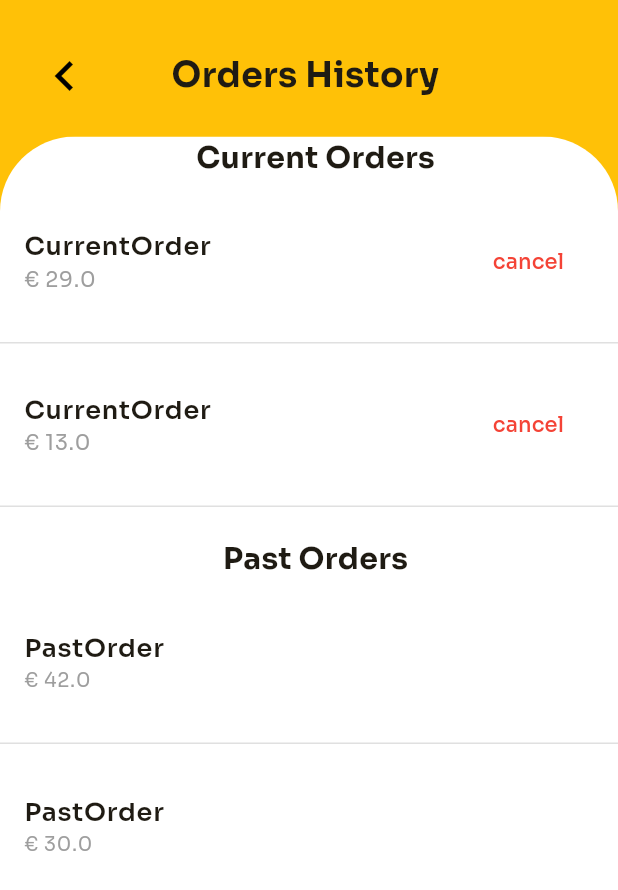
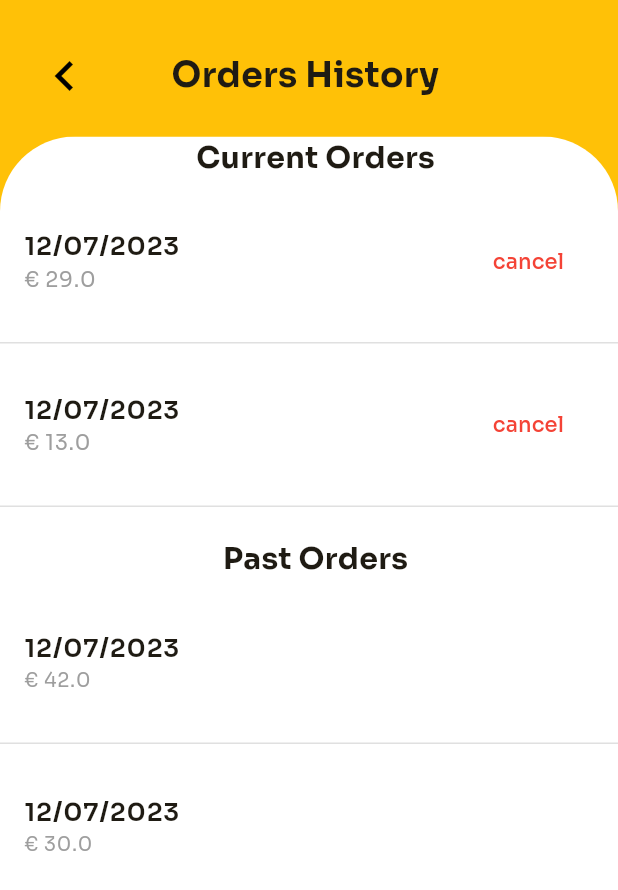
Before and after one commit to Matheo-delaunay/imt-framework-front, a Flutter app: the OrdersHistory screen opened directly, on a phone screen of 412 x 824 dp. Shown: the top 890 px of the screen. Run offline on Flutter 3.47's test engine with Material 2 defaults, Android fonts, the phone set to English and light mode, and no system bars; our stand-ins replace supercharged; missing offline and left inert: sa4_migration_kit.

Commit message:
fix: change text title into dates

```diff
--- a/lib/views/pages/orders_history.dart
+++ b/lib/views/pages/orders_history.dart
@@ -37,15 +37,15 @@ class _OrdersHistoryState extends State<OrdersHistory> {
                       child: ListView(
                         children: [
                           Text('\t Current Orders', style: TextStyle(fontSize: 20, fontWeight: FontWeight.bold),textAlign: TextAlign.center,),
-                          CurrentOrderTile(currentOrder: ['Pepperoni', 'Margherita'],price: 29),
+                          CurrentOrderTile(currentOrder: 'date',price: 29),
                           PageSeparator(),
-                          CurrentOrderTile(currentOrder: ['khukduhzk'], price: 13),
+                          CurrentOrderTile(currentOrder: 'date', price: 13),
                           PageSeparator(),
                           SizedBox(height: 20,),
                           Text('\t Past Orders', style: TextStyle(fontSize: 20, fontWeight: FontWeight.bold), textAlign: TextAlign.center,),
-                          PastOrderTile(pastOrders: ['jfdvcldf'],price: 42),
+                          PastOrderTile(pastOrders: 'date',price: 42),
                           PageSeparator(),
-                          PastOrderTile(pastOrders: ['kjcejkj'], price: 30,)
+                          PastOrderTile(pastOrders: 'date', price: 30,)
                         ],
 
 
--- a/lib/views/widgets/order_tile/current_order_tile_widget.dart
+++ b/lib/views/widgets/order_tile/current_order_tile_widget.dart
@@ -1,5 +1,4 @@
 import 'package:flutter/material.dart';
-
 
 class CurrentOrderTile extends StatelessWidget {
 
@@ -7,12 +6,14 @@ class CurrentOrderTile extends StatelessWidget {
   const CurrentOrderTile({super.key,
     required this.currentOrder, required this.price});
 
-  final List currentOrder;
+  final String currentOrder;
   final double price;
 
   @override
   Widget build(BuildContext context) {
-    return Card(
+    return GestureDetector(
+      onTap: () {},
+      child: Card(
             margin: EdgeInsets.only(top: 20),
             color: Colors.white,
             surfaceTintColor: Colors.white,
@@ -23,7 +24,7 @@ class CurrentOrderTile extends StatelessWidget {
                   child: Column(
                     crossAxisAlignment: CrossAxisAlignment.start,
                     children: [
-                    Text('CurrentOrder ', style: TextStyle(fontSize: 17, fontWeight: FontWeight.w600),),
+                      Text('12/07/2023 ', style: TextStyle(fontSize: 17, fontWeight: FontWeight.w600),),
                       Text('€ ${price}', style: TextStyle(fontSize: 14, color: Colors.grey),)
                     ],
                   )
@@ -31,6 +32,7 @@ class CurrentOrderTile extends StatelessWidget {
                 trailing: TextButton(onPressed: (){},
                   child: Text('cancel'), style: ElevatedButton.styleFrom(foregroundColor: Colors.red, )),
             )
+      ),
     );
   }
 }
--- a/lib/views/widgets/order_tile/past_order_tile_widget.dart
+++ b/lib/views/widgets/order_tile/past_order_tile_widget.dart
@@ -7,13 +7,15 @@ class PastOrderTile extends StatelessWidget {
   const PastOrderTile({super.key,
     required this.pastOrders, required this.price});
 
-  final List pastOrders;
+  final String pastOrders;
   final double price;
 
   @override
   Widget build(BuildContext context) {
 
-      return Card(
+      return GestureDetector(
+        onTap: () {},
+        child: Card(
           margin: EdgeInsets.only(top: 20),
           color: Colors.white,
           surfaceTintColor: Colors.white,
@@ -24,12 +26,13 @@ class PastOrderTile extends StatelessWidget {
                 child: Column(
                   crossAxisAlignment: CrossAxisAlignment.start,
                   children: [
-                    Text('PastOrder ', style: TextStyle(fontSize: 17, fontWeight: FontWeight.w600),),
+                    Text('12/07/2023 ', style: TextStyle(fontSize: 17, fontWeight: FontWeight.w600),),
                     Text('€ ${price} ', style: TextStyle(fontSize: 13, color: Colors.grey),)
                   ],
                 )
             ),
           )
+        ),
 
     );
   }
```
Lines whose indentation alone changed are shown as unchanged.
